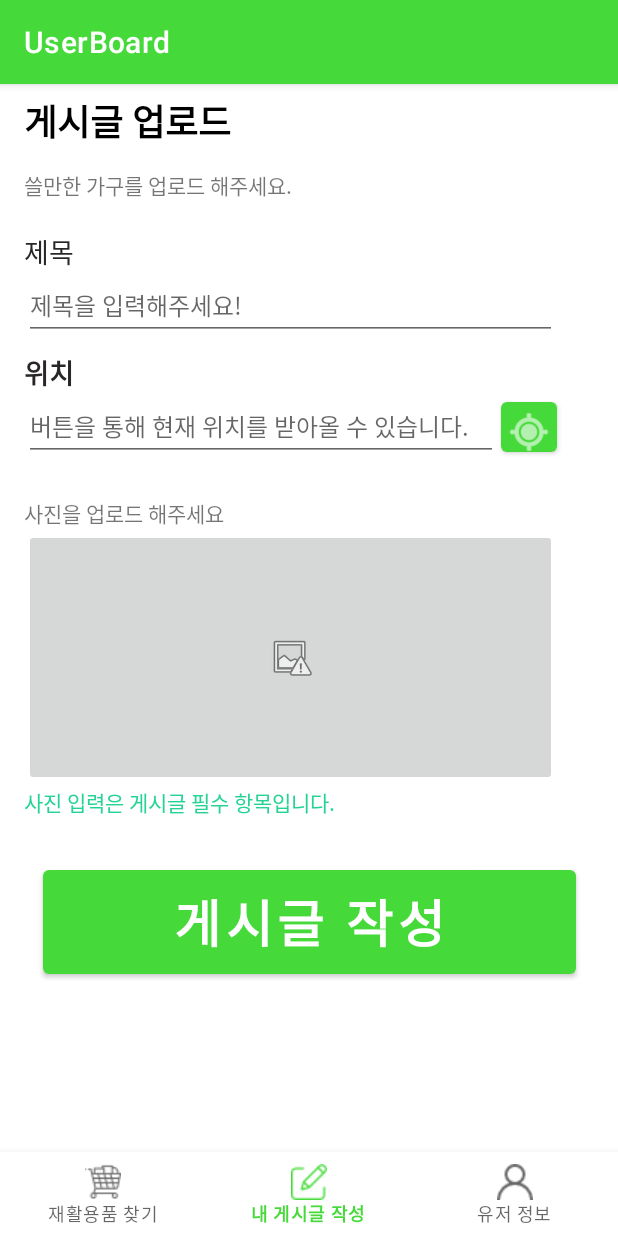
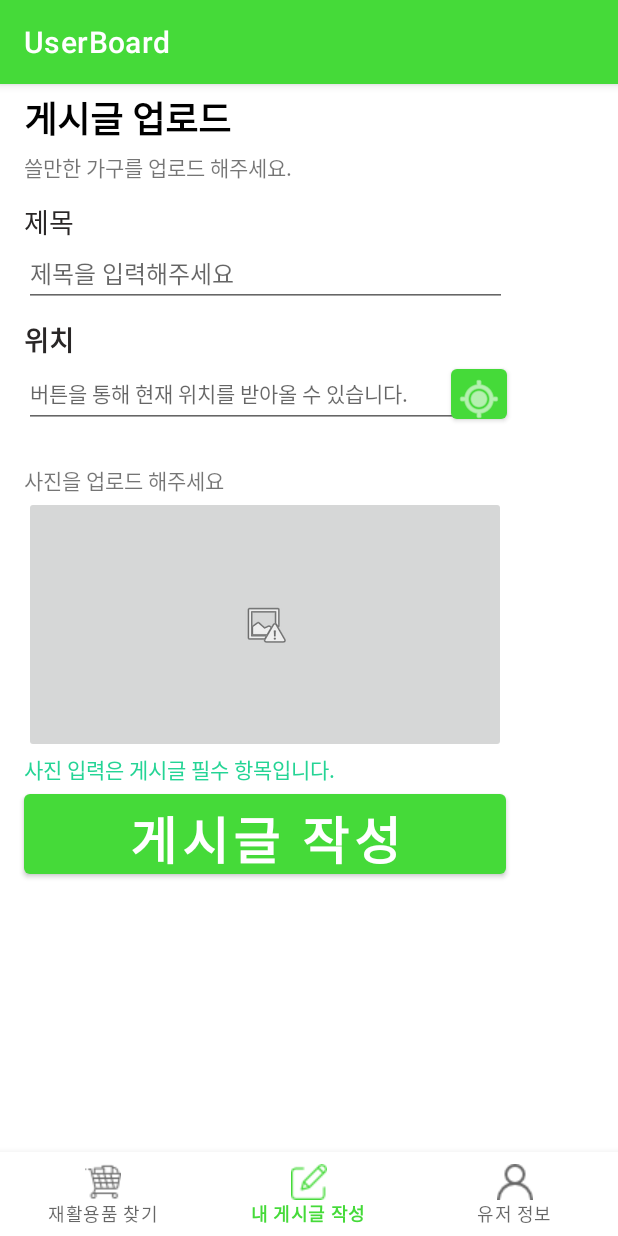
Before and after one commit to CSeoyeon/2022SWProject, an Android app: the screen it shows after launch (MainActivity), item 2 of the bottom bar chosen, on a phone screen of 412 x 824 dp. Run offline under Robolectric (Android 15) with nearby library versions, the phone set to English and light mode, and no system bars; our stand-ins replace navigation-ui; libraries missing offline, so code that uses them is left out: com.naver.maps; 6 statements that could not run were skipped.

Commit message:
board -작성 게시판에 스크롤 삽입

```diff
--- a/app/src/main/AndroidManifest.xml
+++ b/app/src/main/AndroidManifest.xml
@@ -20,7 +20,7 @@
 
         <meta-data
             android:name="com.naver.maps.map.CLIENT_ID"
-            android:value="asd" />
+            android:value="" />
 
         <activity
             android:name=".MainActivity"
--- a/app/src/main/java/com/example/a2022swproject/MainActivity.java
+++ b/app/src/main/java/com/example/a2022swproject/MainActivity.java
@@ -5,6 +5,7 @@ import android.content.pm.PackageManager;
 import android.location.Location;
 import android.os.Bundle;
 import android.util.Log;
+import android.widget.Toast;
 
 import com.google.android.material.bottomnavigation.BottomNavigationView;
 
@@ -32,15 +33,11 @@ public class MainActivity extends AppCompatActivity implements OnMapReadyCallbac
     private ActivityMainBinding binding;
 
     private MapView mapView;
-    private static NaverMap map_naverMap;
+    private static NaverMap naverMap;
+    private double latitude, longitude;
 
-    //location marker
     private static final int PERMISSION_REQUEST_CODE =1000;
-    private static final String[] PERMISSIONS = {
-            Manifest.permission.ACCESS_FINE_LOCATION,
-            Manifest.permission.ACCESS_COARSE_LOCATION
-    };
-    private FusedLocationSource fusedLocationSource;
+    private FusedLocationSource locationSource;
 
     @Override
     protected void onCreate(Bundle savedInstanceState) {
@@ -61,46 +58,52 @@ public class MainActivity extends AppCompatActivity implements OnMapReadyCallbac
         mapView.onCreate(savedInstanceState);
 
         mapView.getMapAsync(this);
-        fusedLocationSource = new FusedLocationSource(this, PERMISSION_REQUEST_CODE);
+        locationSource = new FusedLocationSource(this, PERMISSION_REQUEST_CODE);
 
     }
 
     @Override
     public void onMapReady(@NonNull NaverMap naverMap) {
 
-        this.map_naverMap = naverMap;
-        map_naverMap.setLocationSource(fusedLocationSource);
-        ActivityCompat.requestPermissions(this, PERMISSIONS, PERMISSION_REQUEST_CODE);
-        naverMap.setLocationSource(fusedLocationSource);
+        this.naverMap = naverMap;
+        naverMap.setLocationSource(locationSource);
+        naverMap.setLocationTrackingMode(LocationTrackingMode.Follow);
+
+        //위도 경도 받아오기
+        naverMap.addOnLocationChangeListener(new NaverMap.OnLocationChangeListener(){
+            @Override
+            public void onLocationChange(@NonNull Location location) {
+                latitude = location.getLatitude();
+                longitude = location.getLongitude();
+
+                Log.v("위도, 경도:" ,"" + latitude + ", " +longitude);
+
+            }
+        });
+
 
         //마커 표시
         Marker marker = new Marker();
         marker.setPosition(new LatLng(36.80040160733433,  127.07508644619917));
         marker.setMap(naverMap);
 
-
     }
 
     @Override
     public void onRequestPermissionsResult(int requestCode, @NonNull String[] permissions, @NonNull int[] grantResults) {
 
-         if(fusedLocationSource.onRequestPermissionsResult(requestCode, permissions, grantResults)){
-             if(!fusedLocationSource.isActivated()){
-                 map_naverMap.setLocationTrackingMode(LocationTrackingMode.None);
+         if(locationSource.onRequestPermissionsResult(
+                 requestCode, permissions, grantResults)){
+             if(!locationSource.isActivated()){
+                 naverMap.setLocationTrackingMode(LocationTrackingMode.None);
                  Log.v("위치 파악 못함", "" );
                  return;
              }
              else{
-                 map_naverMap.setLocationTrackingMode(LocationTrackingMode.Follow);
+                 naverMap.setLocationTrackingMode(LocationTrackingMode.Follow);
                  Log.v("위치 파악함", "" );
              }
          }
-        /*if(requestCode == PERMISSION_REQUEST_CODE){
-            if(grantResults.length > 0
-                && grantResults[0] == PackageManager.PERMISSION_GRANTED){
-                map_naverMap.setLocationTrackingMode(LocationTrackingMode.Follow);
-            }
-        }*/
         super.onRequestPermissionsResult(requestCode, permissions, grantResults);
     }
 
--- a/app/src/main/res/layout/fragment_writingboard.xml
+++ b/app/src/main/res/layout/fragment_writingboard.xml
@@ -1,20 +1,30 @@
 <?xml version="1.0" encoding="utf-8"?>
-<androidx.constraintlayout.widget.ConstraintLayout xmlns:android="http://schemas.android.com/apk/res/android"
+<androidx.core.widget.NestedScrollView
+    xmlns:android="http://schemas.android.com/apk/res/android"
+    android:layout_width="match_parent"
+    android:layout_height="match_parent"
     xmlns:app="http://schemas.android.com/apk/res-auto"
     xmlns:tools="http://schemas.android.com/tools"
+    tools:context=".mainFunction.userBoard.BoardFragment.WritingBoardFragment"
+    >
+
+
+<androidx.constraintlayout.widget.ConstraintLayout
     android:layout_width="match_parent"
     android:layout_height="match_parent"
-    tools:context=".mainFunction.userBoard.BoardFragment.WritingBoardFragment">
+  >
 
 
     <EditText
         android:id="@+id/writingBoard_et_title"
-        android:layout_width="355dp"
-        android:layout_height="45dp"
+        android:layout_width="322dp"
+        android:layout_height="43dp"
         android:ems="10"
+        android:hint="제목을 입력해주세요"
         android:inputType="textPersonName"
         android:textSize="16sp"
-        android:hint="제목을 입력해주세요!"
+        app:layout_constraintEnd_toEndOf="parent"
+        app:layout_constraintHorizontal_bias="0.0"
         app:layout_constraintStart_toStartOf="@+id/writingBoard_tv_title"
         app:layout_constraintTop_toBottomOf="@+id/writingBoard_tv_title" />
 
@@ -37,8 +47,10 @@
         android:id="@+id/writingBoard_tv_uploadDescrpition"
         android:layout_width="wrap_content"
         android:layout_height="wrap_content"
-        android:layout_marginTop="14dp"
+        android:layout_marginTop="4dp"
         android:text="쓸만한 가구를 업로드 해주세요."
+        app:layout_constraintEnd_toEndOf="parent"
+        app:layout_constraintHorizontal_bias="0.0"
         app:layout_constraintStart_toStartOf="@+id/writingBoard_tv_upload"
         app:layout_constraintTop_toBottomOf="@+id/writingBoard_tv_upload" />
 
@@ -46,7 +58,7 @@
         android:id="@+id/writingBoard_tv_title"
         android:layout_width="wrap_content"
         android:layout_height="wrap_content"
-        android:layout_marginTop="20dp"
+        android:layout_marginTop="12dp"
         android:text="제목"
         android:textColor="#292626"
         android:textSize="18sp"
@@ -70,16 +82,18 @@
         android:layout_width="316dp"
         android:layout_height="45dp"
         android:ems="10"
+        android:hint="버튼을 통해 현재 위치를 받아올 수 있습니다."
         android:inputType="textPersonName"
-        android:hint = "버튼을 통해 현재 위치를 받아올 수 있습니다."
-        android:textSize="16sp"
+        android:textSize="14sp"
         app:layout_constraintStart_toStartOf="@+id/writingBoard_tv_location"
         app:layout_constraintTop_toBottomOf="@+id/writingBoard_tv_location" />
 
     <ImageButton
         android:id="@+id/writingBoard_imgbtn_addImg"
-        android:layout_width="355dp"
+        android:layout_width="321dp"
         android:layout_height="171dp"
+        app:layout_constraintEnd_toEndOf="@+id/button3"
+        app:layout_constraintHorizontal_bias="0.0"
         app:layout_constraintStart_toStartOf="@+id/writingBoard_tv_ex1"
         app:layout_constraintTop_toBottomOf="@+id/writingBoard_tv_ex1"
         app:srcCompat="@android:drawable/ic_menu_report_image"
@@ -96,16 +110,17 @@
 
     <Button
         android:id="@+id/writingBoard_bt_writing"
-        android:layout_width="355dp"
-        android:layout_height="81dp"
+        android:layout_width="321dp"
+        android:layout_height="65dp"
         android:text="게시글 작성"
         android:textSize="34sp"
         android:textStyle="bold"
         app:layout_constraintBottom_toBottomOf="parent"
-        app:layout_constraintEnd_toEndOf="parent"
-        app:layout_constraintStart_toStartOf="parent"
+        app:layout_constraintEnd_toEndOf="@+id/writingBoard_tv_ex2"
+        app:layout_constraintHorizontal_bias="0.0"
+        app:layout_constraintStart_toStartOf="@+id/writingBoard_tv_ex2"
         app:layout_constraintTop_toBottomOf="@+id/writingBoard_tv_ex2"
-        app:layout_constraintVertical_bias="0.202" />
+        app:layout_constraintVertical_bias="0.062" />
 
     <TextView
         android:id="@+id/writingBoard_tv_ex1"
@@ -130,3 +145,4 @@
         app:layout_constraintStart_toEndOf="@+id/writingBoard_et_location"
         app:layout_constraintTop_toBottomOf="@+id/writingBoard_tv_location" />
 </androidx.constraintlayout.widget.ConstraintLayout>
+</androidx.core.widget.NestedScrollView>
```
